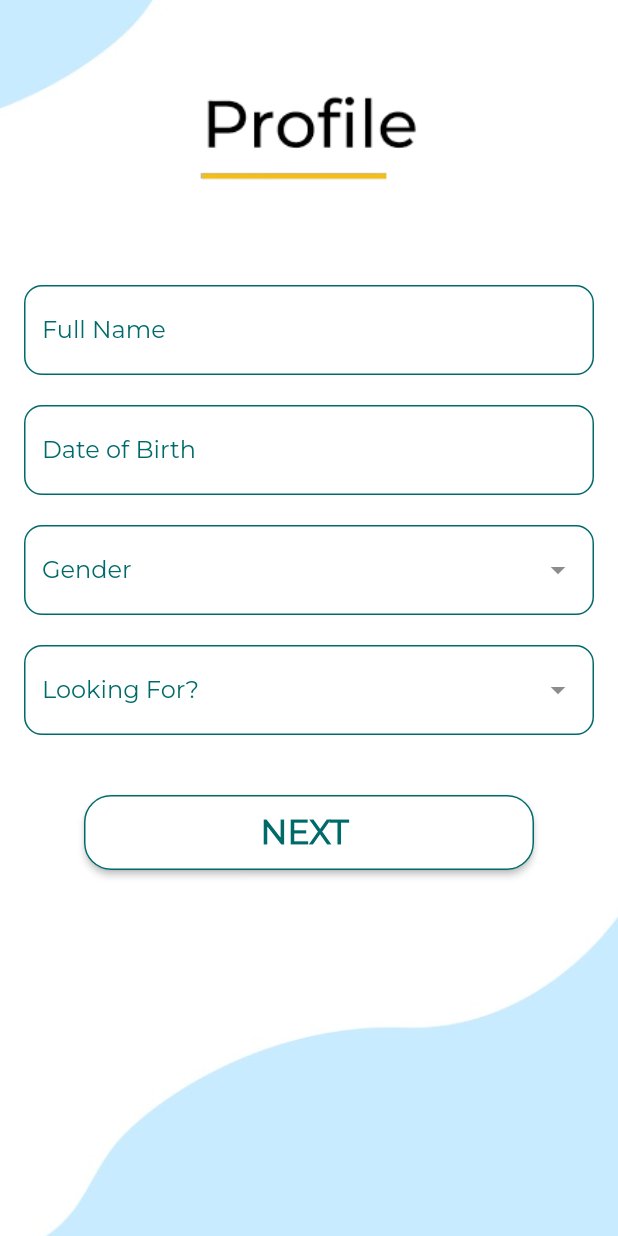
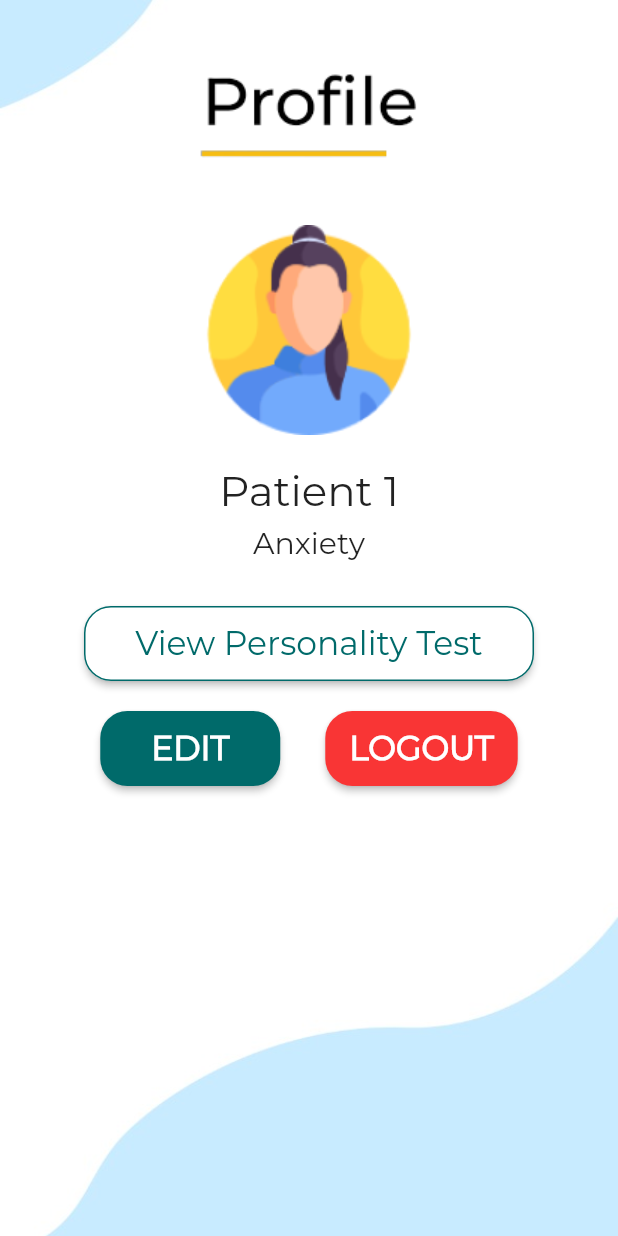
Before and after one commit to Jaffar17/Raabta---Final-Year-Project, a Flutter app: the ProfileUser screen opened directly, after a tap on "NEXT", on a phone screen of 412 x 824 dp. Run offline on Flutter 3.47's test engine with Material 2 defaults, Android fonts, the phone set to English and light mode, and no system bars; drawn by our look-alikes of dropdown_textfield.

Commit message:
User and counsellor view profile update

```diff
--- a/lib/User/profile_user.dart
+++ b/lib/User/profile_user.dart
@@ -2,6 +2,7 @@ import 'package:flutter/cupertino.dart';
 import 'package:flutter/material.dart';
 import 'package:dropdown_textfield/dropdown_textfield.dart';
 import 'package:intl/intl.dart';
+import 'package:raabta_fyp/User/viewprofile_user.dart';
 
 class ProfileUser extends StatefulWidget {
   const ProfileUser({Key? key}) : super(key: key);
@@ -201,7 +202,7 @@ class _ProfileUserState extends State<ProfileUser> {
                 child: ElevatedButton(
                   onPressed: () {
                     Navigator.push(context,
-                        MaterialPageRoute(builder: (context) => ProfileUser()));
+                        MaterialPageRoute(builder: (context) => ViewprofileUser()));
                   },
                   child: Text(
                     "NEXT ",
--- /dev/null
+++ b/lib/User/viewprofile_user.dart
@@ -0,0 +1,126 @@
+import 'package:flutter/material.dart';
+
+class ViewprofileUser extends StatefulWidget {
+  const ViewprofileUser({Key? key}) : super(key: key);
+
+  @override
+  State<ViewprofileUser> createState() => _ViewprofileUserState();
+}
+
+class _ViewprofileUserState extends State<ViewprofileUser> {
+  @override
+  Widget build(BuildContext context) {
+    return SafeArea(
+      child: Scaffold(
+        body: Container(
+          width: MediaQuery.of(context).size.width,
+          height: MediaQuery.of(context).size.height,
+          decoration: BoxDecoration(
+              image: DecorationImage(
+                  image: AssetImage("assets/images/Background.jpeg"), fit: BoxFit.cover)),
+          child: Column(
+            children: [
+              Padding(
+                padding: const EdgeInsets.only(
+                    left: 16.0, right: 16.0),
+                child: Image.asset(
+                  "assets/images/ProfileHeading.png",
+                  width: 150,
+                  height: 150,
+                ),
+              ),
+              Padding(
+                padding: const EdgeInsets.only(
+                    left: 16.0, right: 16.0, bottom: 10.0),
+                child: Image.asset(
+                  "assets/images/ProfilePic.png",
+                  // width: 150,
+                  // height: 180,
+                ),
+              ),
+              Padding(
+                  padding: const EdgeInsets.only(
+                      left: 16.0, right: 16.0, bottom: 6.0, top: 10),
+                  child: Text("Patient 1", style: TextStyle(fontSize: 28, fontWeight: FontWeight.w500),)
+              ),
+              Padding(
+                  padding: const EdgeInsets.only(
+                      left: 16.0, right: 16.0, bottom: 10.0),
+                  child: Text("Anxiety", style: TextStyle(fontSize: 20, fontWeight: FontWeight.w300),)
+              ),
+              Padding(
+                padding: const EdgeInsets.only(left: 40, right: 40, top: 20),
+                child: ElevatedButton(
+                  onPressed: () {
+                    // Navigator.push(context,
+                    //     MaterialPageRoute(builder: (context) => ViewprofileCounsellor()));
+                    //
+                  },
+                  child: Text("View Personality Test", style: TextStyle(fontSize: 22, fontWeight: FontWeight.w500, color: Color(0xff006A6A)),),
+                  style: ElevatedButton.styleFrom(
+                    backgroundColor: Color(0xffFFFFFF),
+                    minimumSize: Size(300, 50),
+                    side: BorderSide(width: 1, color: Color(0xff006A6A)),
+                    shape: RoundedRectangleBorder(
+                      borderRadius: BorderRadius.circular(18),
+                    ),
+                  ),
+                ),
+              ),
+              Padding(
+                padding: const EdgeInsets.only(left: 40, right: 40, top: 20),
+                child: Row(
+                  mainAxisAlignment: MainAxisAlignment.center,
+                  crossAxisAlignment: CrossAxisAlignment.center,
+                  children: [
+                    Padding(
+                      padding: const EdgeInsets.only(left: 20, right: 15),
+                      child: ElevatedButton(
+                        onPressed: () {
+                          // Navigator.push(context,
+                          //     MaterialPageRoute(builder: (context) => ViewprofileCounsellor()));
+                          // //
+                        },
+                        child: Text("EDIT", style: TextStyle(fontSize: 22, fontWeight: FontWeight.bold),),
+                        style: ElevatedButton.styleFrom(
+                          backgroundColor: Color(0xff006A6A),
+                          minimumSize: Size(120, 50),
+                          // side: BorderSide(
+                          //     width: 1,
+                          //     color: Color(0xff100D57)
+                          // ),
+                          shape: RoundedRectangleBorder(
+                            borderRadius: BorderRadius.circular(18),
+                          ),
+                        ),
+                      ),
+                    ),
+                    Padding(
+                      padding: const EdgeInsets.only(left: 15, right: 20),
+                      child: ElevatedButton(
+                        onPressed: () {
+                          // Navigator.push(context,
+                          //     MaterialPageRoute(builder: (context) => ViewprofileCounsellor()));
+                          // //
+                        },
+                        child: Text("LOGOUT", style: TextStyle(fontSize: 22, fontWeight: FontWeight.bold),),
+                        style: ElevatedButton.styleFrom(
+                          backgroundColor: Color(0xffF93535),
+                          minimumSize: Size(120, 50),
+                          // side: BorderSide(width: 1, color: Color(0xff006A6A)),
+                          shape: RoundedRectangleBorder(
+                            borderRadius: BorderRadius.circular(18),
+                          ),
+                        ),
+                      ),
+                    ),
+                  ],
+                ),
+              ),
+            ],
+          ),
+        ),
+      ),
+    );
+  }
+}
--- a/lib/first_screen.dart
+++ b/lib/first_screen.dart
@@ -1,5 +1,6 @@
 import 'package:flutter/cupertino.dart';
 import 'package:flutter/material.dart';
+import 'package:raabta_fyp/Counsellor/login_counsellor.dart';
 import 'package:raabta_fyp/User/login_user.dart';
 
 class FirstScreen extends StatefulWidget {
@@ -57,7 +58,7 @@ class _FirstScreenState extends State<FirstScreen> {
                     ),
                 ),
                 ElevatedButton(onPressed: (){
-
+                  Navigator.push(context, MaterialPageRoute(builder: (context)=> LoginCounsellor()));
                 },
                   child: Text("Counsellor", style: TextStyle(fontSize: 22, color: Color(0xff006A6A)),),
                   style: ElevatedButton.styleFrom(
```
Also changed, not shown: lib/Counsellor/login_counsellor.dart (added, +78 -0 lines), lib/Counsellor/viewprofile_counsellor.dart (added, +107 -0 lines), assets/images/ProfilePic.png (added), assets/images/VProfile.png (added).
